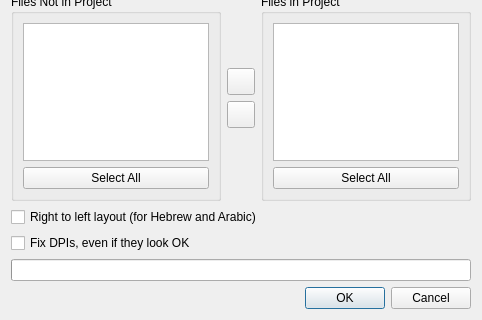
The window that src/app/ProjectFilesDialog.ui (2ndmax/scantailor-ocr) describes before a commit, drawn with Qt 5; both pictures show x 0 to 482 and y 270 to 590 of the 482 by 590 pixel window.
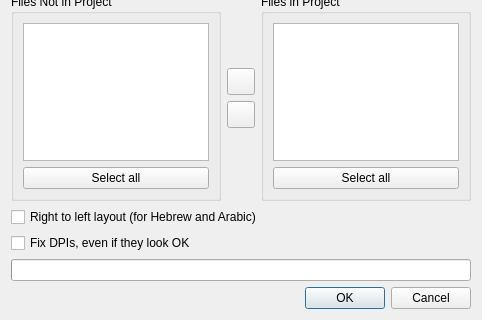
The same window after the commit. Icons and pictures are not drawn.

Diff of the .ui file:
```diff
--- a/src/app/ProjectFilesDialog.ui
+++ b/src/app/ProjectFilesDialog.ui
@@ -110,7 +110,7 @@
         <item>
          <widget class="QPushButton" name="offProjectSelectAllBtn">
           <property name="text">
-           <string>Select All</string>
+           <string>Select all</string>
           </property>
          </widget>
         </item>
@@ -224,7 +224,7 @@
         <item>
          <widget class="QPushButton" name="inProjectSelectAllBtn">
           <property name="text">
-           <string>Select All</string>
+           <string>Select all</string>
           </property>
          </widget>
         </item>
```
